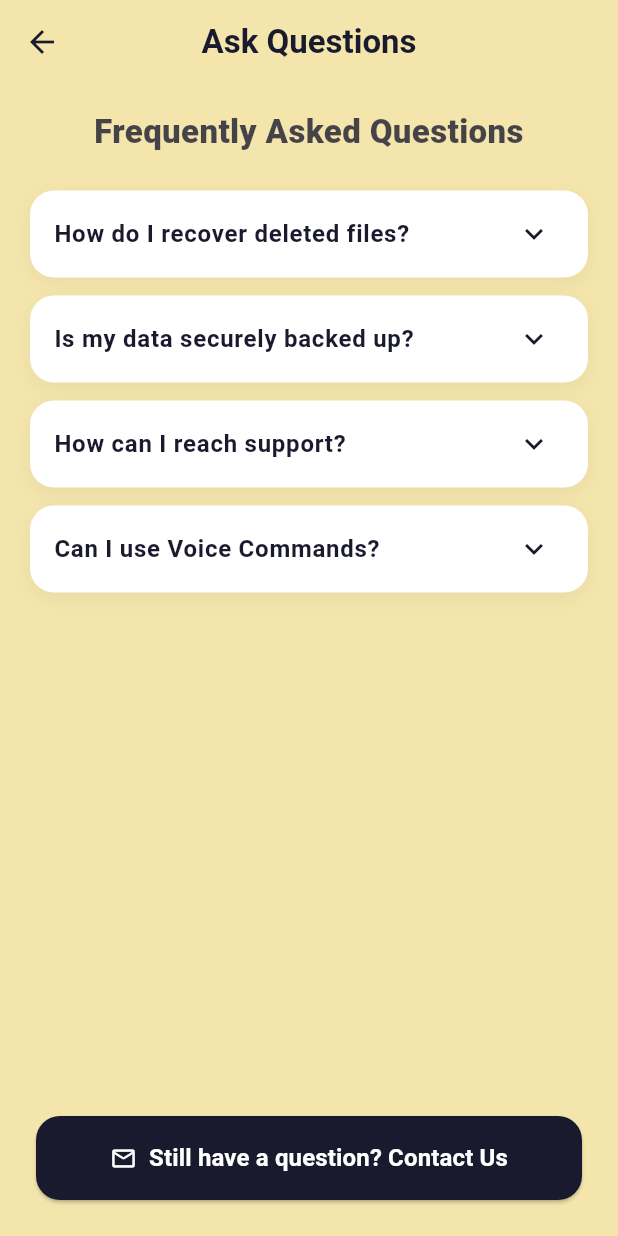
After one commit to jamirekanneh/voxapplication, a Flutter app: the AskQuestionsPage screen opened directly, on a phone screen of 412 x 824 dp. The commit adds this screen. Run offline on Flutter 3.47's test engine with Material 3 defaults, Android fonts, the phone set to English and light mode, and no system bars; our stand-ins replace app_links, cloud_firestore, file_picker, firebase_auth, firebase_core, flutter_tts and 6 more; missing offline and left inert: google_mlkit_text_recognition, syncfusion_flutter_pdf; accounts and stored records are empty; network calls fail.

Commit message:
everything is updated

```diff
--- /dev/null
+++ b/lib/ask_questions_page.dart
@@ -0,0 +1,154 @@
+import 'package:flutter/material.dart';
+import 'contact_us_page.dart';
+
+const _kBgColor = Color(0xFFF3E5AB);
+const _kHeaderColor = Color(0xFFD4B96A);
+const _kNavy = Color(0xFF1A1A2E);
+
+class AskQuestionsPage extends StatelessWidget {
+  const AskQuestionsPage({super.key});
+
+  @override
+  Widget build(BuildContext context) {
+    final faqs = [
+      {
+        'q': 'How do I recover deleted files?',
+        'a':
+            'Open the main Menu and navigate to "Recycle Files". From there, you can view your deleted notes and files and safely restore them directly to your library.',
+      },
+      {
+        'q': 'Is my data securely backed up?',
+        'a':
+            'Yes! If you are logged into an authenticated account, your files and notes are securely backed up to the cloud. If you are using Guest Mode, your data is temporary and only saves locally to your device during the session.',
+      },
+      {
+        'q': 'How can I reach support?',
+        'a':
+            'You can reach out to our dedicated support team using the "Contact Us" page inside the main menu. We provide support through both WhatsApp and Email!',
+      },
+      {
+        'q': 'Can I use Voice Commands?',
+        'a':
+            'Absolutely! Visit the Commands section in the Menu to view our rich library of voice commands. You can also customize them manually to better fit your workflow.',
+      },
+    ];
+
+    return Scaffold(
+      backgroundColor: _kBgColor,
+      appBar: AppBar(
+        title: const Text(
+          'Ask Questions',
+          style: TextStyle(fontWeight: FontWeight.bold, color: _kNavy),
+        ),
+        backgroundColor: Colors.transparent,
+        elevation: 0,
+        centerTitle: true,
+        iconTheme: const IconThemeData(color: _kNavy),
+      ),
+      body: SafeArea(
+        child: Column(
+          children: [
+            Padding(
+              padding: const EdgeInsets.symmetric(horizontal: 24, vertical: 16),
+              child: Text(
+                'Frequently Asked Questions',
+                style: TextStyle(
+                  fontSize: 22,
+                  fontWeight: FontWeight.w900,
+                  color: _kNavy.withValues(alpha: 0.8),
+                ),
+                textAlign: TextAlign.center,
+              ),
+            ),
+            Expanded(
+              child: ListView.separated(
+                padding: const EdgeInsets.symmetric(
+                  horizontal: 20,
+                  vertical: 8,
+                ),
+                itemCount: faqs.length,
+                separatorBuilder: (context, index) =>
+                    const SizedBox(height: 12),
+                itemBuilder: (context, index) {
+                  return Container(
+                    decoration: BoxDecoration(
+                      color: Colors.white,
+                      borderRadius: BorderRadius.circular(16),
+                      boxShadow: [
+                        BoxShadow(
+                          color: _kNavy.withValues(alpha: 0.05),
+                          blurRadius: 10,
+                          offset: const Offset(0, 4),
+                        ),
+                      ],
+                    ),
+                    child: Theme(
+                      data: Theme.of(
+                        context,
+                      ).copyWith(dividerColor: Colors.transparent),
+                      child: ExpansionTile(
+                        iconColor: _kHeaderColor,
+                        collapsedIconColor: _kNavy,
+                        title: Text(
+                          faqs[index]['q']!,
+                          style: const TextStyle(
+                            fontWeight: FontWeight.w700,
+                            color: _kNavy,
+                          ),
+                        ),
+                        children: [
+                          Padding(
+                            padding: const EdgeInsets.fromLTRB(16, 0, 16, 16),
+                            child: Align(
+                              alignment: Alignment.centerLeft,
+                              child: Text(
+                                faqs[index]['a']!,
+                                style: TextStyle(
+                                  color: Colors.black87.withValues(alpha: 0.8),
+                                  height: 1.5,
+                                ),
+                              ),
+                            ),
+                          ),
+                        ],
+                      ),
+                    ),
+                  );
+                },
+              ),
+            ),
+            const SizedBox(height: 16),
+            Padding(
+              padding: const EdgeInsets.symmetric(horizontal: 24, vertical: 24),
+              child: ElevatedButton.icon(
+                onPressed: () {
+                  Navigator.pushReplacement(
+                    context,
+                    MaterialPageRoute(builder: (_) => const ContactUsPage()),
+                  );
+                },
+                style: ElevatedButton.styleFrom(
+                  backgroundColor: _kNavy,
+                  foregroundColor: Colors.white,
+                  padding: const EdgeInsets.symmetric(
+                    vertical: 16,
+                    horizontal: 24,
+                  ),
+                  shape: RoundedRectangleBorder(
+                    borderRadius: BorderRadius.circular(16),
+                  ),
+                  minimumSize: const Size(double.infinity, 56),
+                ),
+                icon: const Icon(Icons.mail_outline_rounded),
+                label: const Text(
+                  'Still have a question? Contact Us',
+                  style: TextStyle(fontSize: 16, fontWeight: FontWeight.bold),
+                ),
+              ),
+            ),
+          ],
+        ),
+      ),
+    );
+  }
+}
--- a/lib/menu_page.dart
+++ b/lib/menu_page.dart
@@ -11,6 +11,7 @@ import 'About_Us_Page.dart';
 import 'deleted_files_page.dart';
 import 'custom_commands_page.dart';
 import 'Statistics_page.dart';
+import 'ask_questions_page.dart';
 import 'analytics_service.dart';
 
 class MenuPage extends StatefulWidget {
@@ -738,6 +739,16 @@ class _MenuPageState extends State<MenuPage> {
                     ),
                   ),
                   _buildMenuItem(
+                    icon: Icons.question_answer_outlined,
+                    title: 'Ask Questions',
+                    onTap: () => Navigator.push(
+                      context,
+                      MaterialPageRoute(
+                        builder: (_) => const AskQuestionsPage(),
+                      ),
+                    ),
+                  ),
+                  _buildMenuItem(
                     icon: Icons.mail_outline_rounded,
                     title: lang.t('menu_contact'),
                     onTap: () => Navigator.push(
```
Also changed, not shown: lib/dictionary_page.dart (+99 -21 lines).
